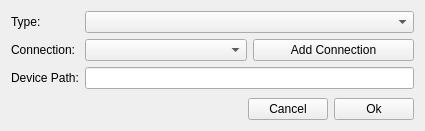
Qt form control/client/createjoystickwidget.ui (greghaynes/pdx-rov) before a commit.
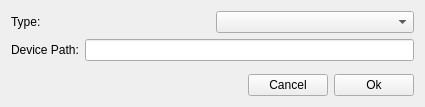
The same form after that commit.

```diff
--- a/control/client/createjoystickwidget.ui
+++ b/control/client/createjoystickwidget.ui
@@ -7,7 +7,7 @@
     <x>0</x>
     <y>0</y>
     <width>425</width>
-    <height>131</height>
+    <height>107</height>
    </rect>
   </property>
   <property name="windowTitle">
@@ -15,46 +15,29 @@
   </property>
   <layout class="QVBoxLayout" name="verticalLayout_2">
    <item>
-    <layout class="QGridLayout" name="gridLayout">
-     <item row="0" column="0">
+    <layout class="QHBoxLayout" name="horizontalLayout_3">
+     <item>
       <widget class="QLabel" name="label_2">
        <property name="text">
         <string>Type:</string>
        </property>
       </widget>
      </item>
-     <item row="0" column="1">
+     <item>
       <widget class="QComboBox" name="typeComboBox"/>
      </item>
-     <item row="1" column="0">
-      <widget class="QLabel" name="label_3">
-       <property name="text">
-        <string>Connection:</string>
-       </property>
-      </widget>
-     </item>
-     <item row="1" column="1">
-      <layout class="QHBoxLayout" name="horizontalLayout">
-       <item>
-        <widget class="QComboBox" name="connectionComboBox"/>
-       </item>
-       <item>
-        <widget class="QPushButton" name="addConnectionPushButton">
-         <property name="text">
-          <string>Add Connection</string>
-         </property>
-        </widget>
-       </item>
-      </layout>
-     </item>
-     <item row="2" column="0">
+    </layout>
+   </item>
+   <item>
+    <layout class="QHBoxLayout" name="horizontalLayout">
+     <item>
       <widget class="QLabel" name="label">
        <property name="text">
         <string>Device Path:</string>
        </property>
       </widget>
      </item>
-     <item row="2" column="1">
+     <item>
       <widget class="QLineEdit" name="devicePathLineEdit"/>
      </item>
     </layout>
```
